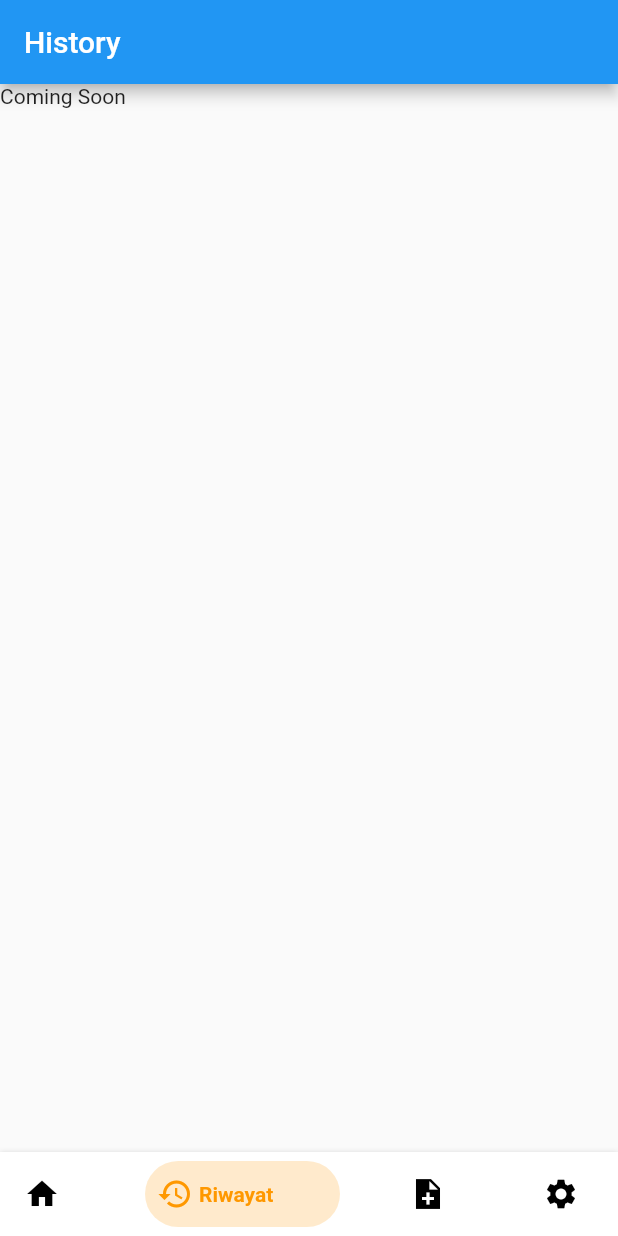
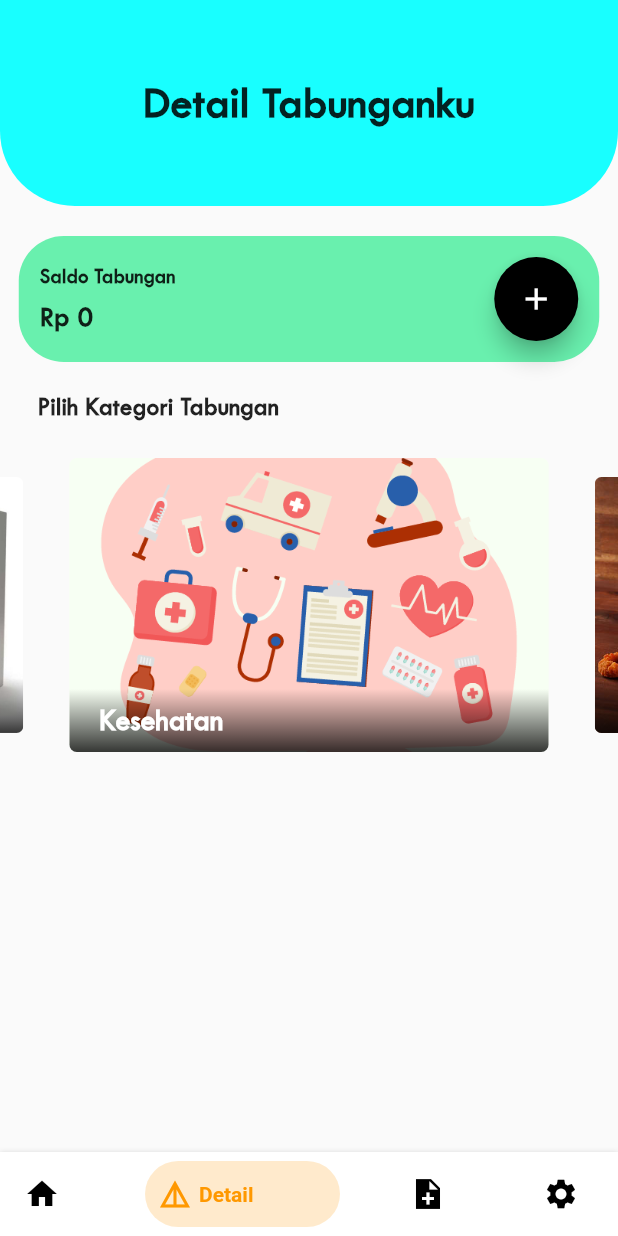
Before and after one commit to AlvinHadinata/walleto, a Flutter app: the screen it shows after launch, item 2 of the bottom bar chosen, on a phone screen of 412 x 824 dp. Run offline on Flutter 3.47's test engine with Material 2 defaults, Android fonts, the phone set to English and light mode, and no system bars; drawn by our look-alikes of bottom_navy_bar, carousel_slider; our stand-ins replace sqflite; accounts and stored records are empty.

Commit message:
Init commit

```diff
--- /dev/null
+++ b/lib/ui/detaill_page.dart
@@ -0,0 +1,132 @@
+import 'package:carousel_slider/carousel_slider.dart';
+import 'package:flutter/material.dart';
+import 'package:walleto/model/category.dart';
+import 'package:walleto/widgets/carousel.dart';
+
+class DetailPage extends StatelessWidget {
+  @override
+  Widget build(BuildContext context) {
+    return Scaffold(
+      body: SingleChildScrollView(
+        scrollDirection: Axis.vertical,
+        child: Column(
+          children: [
+            background(),
+            SizedBox(height: 20),
+            saldo(),
+            SizedBox(height: 20),
+            item2(),
+            SizedBox(height: 20),
+            carousel()
+          ],
+        ),
+      ),
+    );
+  }
+}
+
+Widget carousel() {
+  return Container(
+      child: CarouselSlider(
+          options: CarouselOptions(
+            aspectRatio: 2.0,
+            enlargeCenterPage: true,
+            enableInfiniteScroll: false,
+            initialPage: 2,
+            autoPlay: true,
+          ),
+          items: Category.categories
+              .map((category) => Carousel(category: category))
+              .toList()));
+}
+
+Widget background() {
+  return Builder(builder: (BuildContext context) {
+    return Container(
+        height: MediaQuery.of(context).size.width / 3,
+        decoration: BoxDecoration(
+            color: Colors.cyanAccent,
+            borderRadius: BorderRadius.only(
+                bottomRight: Radius.circular(50),
+                bottomLeft: Radius.circular(50))),
+        child: Row(
+          mainAxisAlignment: MainAxisAlignment.spaceEvenly,
+          children: [
+            Text('Detail Tabunganku',
+                style: TextStyle(
+                  fontWeight: FontWeight.bold,
+                  fontSize: 30,
+                  fontFamily: 'TC',
+                ))
+          ],
+        ));
+  });
+}
+
+Widget saldo() {
+  return Builder(builder: (BuildContext context) {
+    return Container(
+      width: MediaQuery.of(context).size.width - 25,
+      decoration: BoxDecoration(
+          color: Colors.greenAccent,
+          borderRadius: BorderRadius.all(Radius.circular(30))),
+      child: Padding(
+        padding: const EdgeInsets.all(14.0),
+        child: Row(
+          mainAxisAlignment: MainAxisAlignment.spaceBetween,
+          children: [
+            Column(
+              crossAxisAlignment: CrossAxisAlignment.start,
+              children: [
+                Text('Saldo Tabungan',
+                    style: TextStyle(
+                      fontWeight: FontWeight.bold,
+                      fontSize: 14.0,
+                      fontFamily: 'TC',
+                    )),
+                SizedBox(height: 10),
+                Text('Rp 0',
+                    style: TextStyle(
+                      fontWeight: FontWeight.bold,
+                      fontSize: 19.0,
+                      fontFamily: 'TC',
+                    )),
+              ],
+            ),
+            addButton()
+          ],
+        ),
+      ),
+    );
+  });
+}
+
+Widget addButton() => FloatingActionButton(
+  child: Icon(Icons.add),
+  backgroundColor: Colors.black,
+  onPressed: () {
+    //   Navigator.push(context,
+    //       MaterialPageRoute(builder: (context) => TambahPage()));
+    //
+  },
+);
+
+Widget item2() {
+  return Padding(
+    padding: const EdgeInsets.only(left: 25.0),
+    child: Row(
+      children: [
+        Column(
+          children: [
+            Text('Pilih Kategori Tabungan',
+                style: TextStyle(
+                  fontWeight: FontWeight.bold,
+                  fontSize: 17.0,
+                  fontFamily: 'TC',
+                )),
+          ],
+        ),
+      ],
+    ),
+  );
+}
--- a/lib/ui/history_page.dart
+++ /dev/null
@@ -1,12 +0,0 @@
-import 'package:flutter/material.dart';
-
-class HistoryPage extends StatelessWidget {
-
-  @override
-  Widget build(BuildContext context) {
-    return Scaffold(
-      appBar: AppBar(title: const Text('History')),
-      body: Text('Coming Soon'),
-    );
-  }
-}
--- a/lib/ui/home_page.dart
+++ b/lib/ui/home_page.dart
@@ -1,7 +1,7 @@
 import 'package:bottom_navy_bar/bottom_navy_bar.dart';
 import 'package:flutter/cupertino.dart';
 import 'package:flutter/material.dart';
-import 'package:walleto/ui/history_page.dart';
+import 'package:walleto/ui/detaill_page.dart';
 import 'package:walleto/ui/main_menu_page.dart';
 import 'package:walleto/ui/notes_page.dart';
 import 'package:walleto/ui/settings_page.dart';
@@ -39,8 +39,8 @@ class _HomePageState extends State<HomePage> {
             inactiveColor: inactiveColor,
             activeColor: Colors.red),
         BottomNavyBarItem(
-            icon: Icon(Icons.history),
-            title: Text('Riwayat'),
+            icon: Icon(Icons.details),
+            title: Text('Detail'),
             inactiveColor: inactiveColor,
             activeColor: Colors.orange),
         BottomNavyBarItem(
@@ -61,7 +61,7 @@ class _HomePageState extends State<HomePage> {
   Widget buildPages(){
     switch(index){
       case 1:
-        return HistoryPage();
+        return DetailPage();
       case 2:
         return NotesPage();
       case 3:
```
